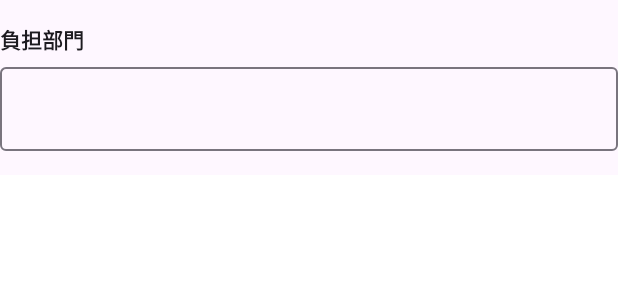
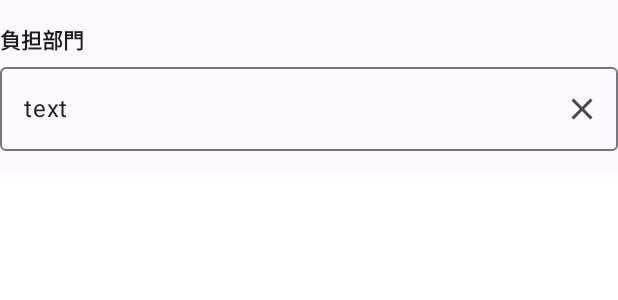
Before and after one commit to akkie76/AccountantApp, an Android app built with Jetpack Compose: the @Preview function PreviewBaseInput, on a phone screen of 412 x 824 dp. Shown: the top 300 px of the screen. Run offline under Robolectric (Android 15) with nearby library versions, the phone set to English and light mode, and no system bars.

Commit message:
update ui

```diff
--- a/app/src/main/java/jp/co/accountant/app/ui/BaseInput.kt
+++ b/app/src/main/java/jp/co/accountant/app/ui/BaseInput.kt
@@ -28,7 +28,7 @@ import jp.co.accountant.R
 @Composable
 fun BaseInput(
     modifier: Modifier = Modifier,
-    text: String = "",
+    text: String,
     @StringRes titleId: Int,
     onValueChange: (String) -> Unit = {},
     enabled: Boolean = true,
@@ -77,6 +77,9 @@ fun BaseInput(
 @Composable
 private fun PreviewBaseInput() {
     PreviewSurface {
-        BaseInput(titleId = R.string.department_title)
+        BaseInput(
+            text = "text",
+            titleId = R.string.department_title
+        )
     }
 }
--- a/app/src/main/java/jp/co/accountant/app/ui/CommaSeparatorInput.kt
+++ b/app/src/main/java/jp/co/accountant/app/ui/CommaSeparatorInput.kt
@@ -17,13 +17,11 @@ import androidx.compose.ui.Modifier
 import androidx.compose.ui.res.dimensionResource
 import androidx.compose.ui.res.stringResource
 import androidx.compose.ui.text.AnnotatedString
-import androidx.compose.ui.text.TextStyle
 import androidx.compose.ui.text.font.FontWeight
 import androidx.compose.ui.text.input.KeyboardType
 import androidx.compose.ui.text.input.OffsetMapping
 import androidx.compose.ui.text.input.TransformedText
 import androidx.compose.ui.text.input.VisualTransformation
-import androidx.compose.ui.text.style.TextAlign
 import androidx.core.text.isDigitsOnly
 import jp.co.accountant.R
 
@@ -60,7 +58,7 @@ fun CommaSeparatorInput(
             },
             modifier = modifier.fillMaxWidth(),
             // FIXME: フォントサイズの高さを修正する
-            //textStyle = TextStyle.Default.copy(textAlign = TextAlign.Right),
+            // textStyle = TextStyle.Default.copy(textAlign = TextAlign.Right),
             suffix = {
                 Text(text = stringResource(R.string.suffix_yen))
             },
--- a/app/src/main/java/jp/co/accountant/app/ui/DatePickerInput.kt
+++ b/app/src/main/java/jp/co/accountant/app/ui/DatePickerInput.kt
@@ -5,7 +5,6 @@ import androidx.annotation.StringRes
 import androidx.compose.foundation.clickable
 import androidx.compose.material3.MaterialTheme
 import androidx.compose.material3.Scaffold
-import androidx.compose.material3.Text
 import androidx.compose.material3.TextFieldDefaults
 import androidx.compose.runtime.Composable
 import androidx.compose.runtime.getValue
--- a/app/src/main/java/jp/co/accountant/domain/expense/ui/ExpenseViewModel.kt
+++ b/app/src/main/java/jp/co/accountant/domain/expense/ui/SearchViewModel.kt
@@ -14,7 +14,7 @@ import kotlinx.coroutines.launch
 import javax.inject.Inject
 
 @HiltViewModel
-class ExpenseViewModel @Inject constructor(
+class SearchViewModel @Inject constructor(
     private val findDepartmentsUseCase: FindDepartmentsUseCase,
     private val insertHistoryUseCase: InsertHistoryUseCase
 ) : ViewModel() {
--- a/app/src/main/java/jp/co/accountant/domain/expense/ui/component/SearchDialog.kt
+++ b/app/src/main/java/jp/co/accountant/domain/expense/ui/component/SearchDialog.kt
@@ -26,12 +26,12 @@ import jp.co.accountant.R
 import jp.co.accountant.app.data.Department
 import jp.co.accountant.app.ui.SearchTextField
 import jp.co.accountant.domain.expense.SegmentType
-import jp.co.accountant.domain.expense.ui.ExpenseViewModel
+import jp.co.accountant.domain.expense.ui.SearchViewModel
 import kotlinx.coroutines.launch
 
 @Composable
 fun SearchDialog(
-    viewModel: ExpenseViewModel = hiltViewModel(),
+    viewModel: SearchViewModel = hiltViewModel(),
     text: String,
     onSelectDepartment: (Department) -> Unit = {},
     onDismissRequest: () -> Unit = {}
```
Also changed, not shown: app/src/main/java/jp/co/accountant/domain/expense/ui/ExpenseScreen.kt (+21 -3 lines), app/src/main/java/jp/co/accountant/domain/expense/ui/component/DepartmentInput.kt (+16 -2 lines), app/src/main/java/jp/co/accountant/domain/expense/ui/component/AmountMoneyInput.kt (line endings or trailing spaces), app/src/main/java/jp/co/accountant/domain/expense/ui/component/ExpenseTopAppBar.kt (line endings or trailing spaces).
